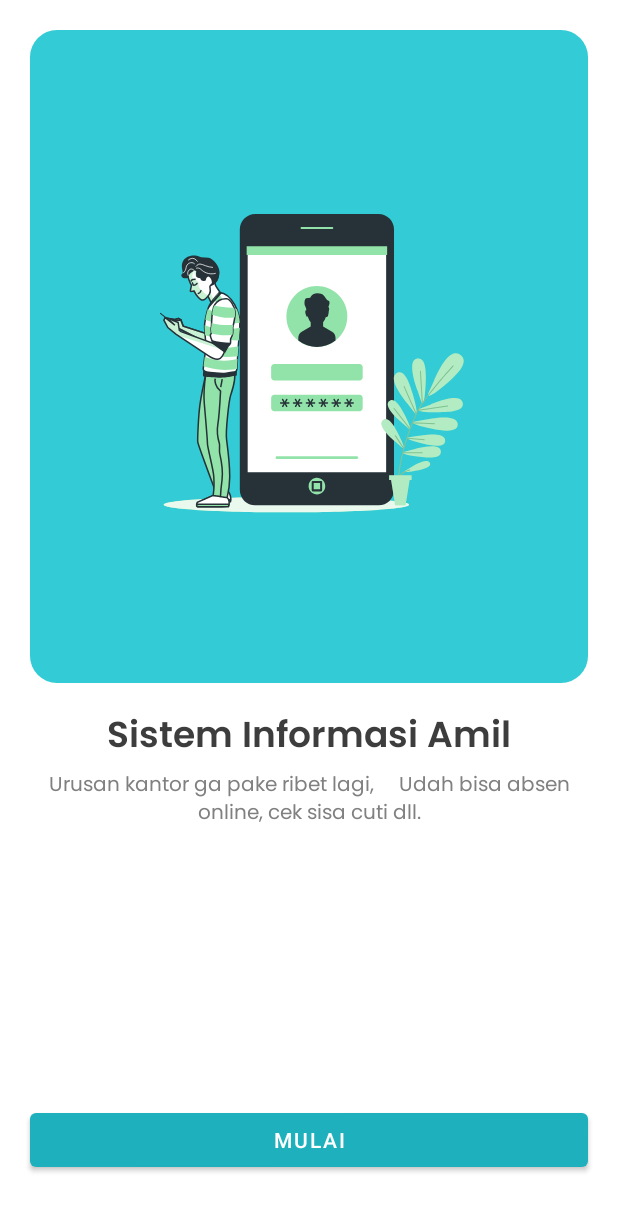
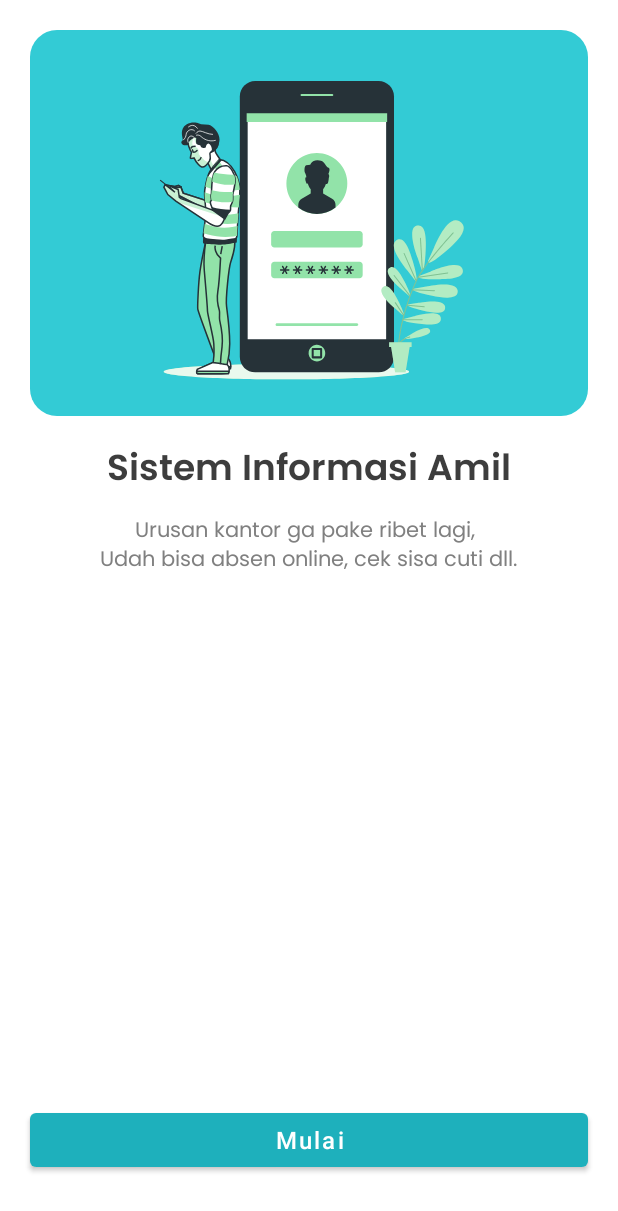
Before and after one commit to adibminanurohman/SIAmilNew, an Android app: the screen it shows after launch (OnBoardingActivity), on a phone screen of 412 x 824 dp. Shown: the top 1211 px of the screen. Run offline under Robolectric (Android 15) with nearby library versions, the phone set to English and light mode, and no system bars.

Commit message:
fix : desain layout

```diff
--- a/app/src/main/java/com/laznaslmi/siamilnew/SplashActivity.kt
+++ b/app/src/main/java/com/laznaslmi/siamilnew/SplashActivity.kt
@@ -20,9 +20,18 @@ class SplashActivity : AppCompatActivity() {
             insets
         }
 
-        // Menunda selama 3 detik sebelum pindah ke OnBoardingActivity
+        // Menunda selama 3 detik sebelum memeriksa status login
         Handler(Looper.getMainLooper()).postDelayed({
-            startActivity(Intent(this, OnBoardingActivity::class.java))
+            val sharedPreferences = getSharedPreferences("user_prefs", MODE_PRIVATE)
+            val isLoggedIn = sharedPreferences.getBoolean("isLoggedIn", false)
+
+            if (isLoggedIn) {
+                // User sudah login, pindah ke MainActivity
+                startActivity(Intent(this, MainActivity::class.java))
+            } else {
+                // User belum login, pindah ke OnBoardingActivity
+                startActivity(Intent(this, OnBoardingActivity::class.java))
+            }
             finish()
         }, 3000) // 3000 ms = 3 detik
     }
--- a/app/src/main/res/layout/activity_on_boarding.xml
+++ b/app/src/main/res/layout/activity_on_boarding.xml
@@ -1,4 +1,3 @@
-<?xml version="1.0" encoding="utf-8"?>
 <RelativeLayout xmlns:android="http://schemas.android.com/apk/res/android"
     xmlns:app="http://schemas.android.com/apk/res-auto"
     xmlns:tools="http://schemas.android.com/tools"
@@ -10,7 +9,9 @@
     <FrameLayout
         android:id="@+id/frameLayout"
         android:layout_width="match_parent"
-        android:layout_height="435dp"
+        android:layout_height="wrap_content"
+        android:padding="24dp"
+        android:layout_weight="1"
         android:background="@drawable/backgroundblue400"
         android:layout_marginHorizontal="20dp"
         android:layout_marginTop="20dp">
@@ -39,28 +40,31 @@
             android:fontFamily="@font/poppins_semibold"
             android:text="Sistem Informasi Amil"
             android:textColor="@color/gray_900"
-            android:textSize="24sp" />
+            android:textSize="24sp"
+            android:gravity="center_horizontal" />
 
         <TextView
             android:id="@+id/textView3"
             android:layout_width="wrap_content"
             android:layout_height="wrap_content"
-            android:textSize="13sp"
+            android:textSize="14sp"
             android:fontFamily="@font/poppins"
             android:textColor="@color/gray_400"
             android:layout_centerHorizontal="true"
             android:layout_below="@id/textView4"
+            android:layout_marginTop="8dp"
             android:gravity="center_horizontal"
-            android:text="Urusan kantor ga pake ribet lagi,
-    Udah bisa absen online, cek sisa cuti dll." />
+            android:text="Urusan kantor ga pake ribet lagi, \nUdah bisa absen online, cek sisa cuti dll." />
     </RelativeLayout>
 
     <Button
         android:id="@+id/btn_mulai"
         android:layout_width="match_parent"
-        android:layout_height="wrap_content"
+        android:layout_height="48dp"
         android:layout_marginHorizontal="20dp"
         android:text="Mulai"
         android:layout_alignParentBottom="true"
-        android:layout_marginBottom="40dp"/>
+        android:layout_marginBottom="40dp"
+        android:textSize="16sp"
+        android:textAllCaps="false"/>
 </RelativeLayout>
```
Also changed, not shown: app/src/main/java/com/laznaslmi/siamilnew/LoginActivity.kt (+25 -7 lines), app/src/main/java/com/laznaslmi/siamilnew/MainActivity.kt (+6 -6 lines), app/src/main/res/layout/activity_login.xml (+17 -15 lines).
